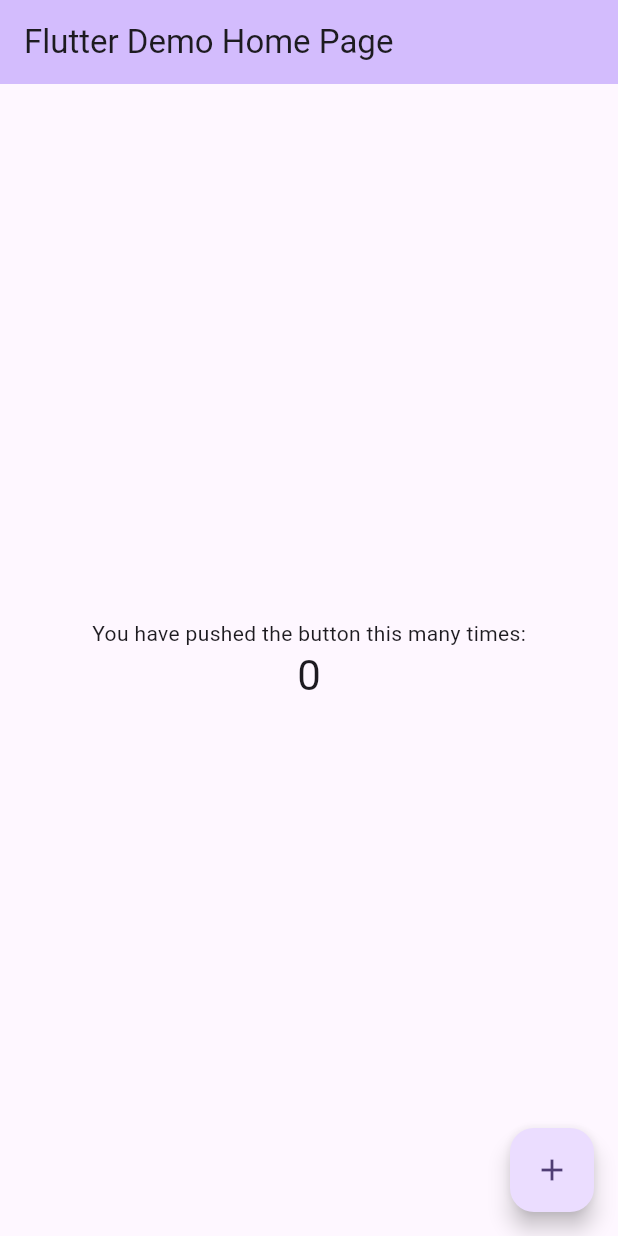
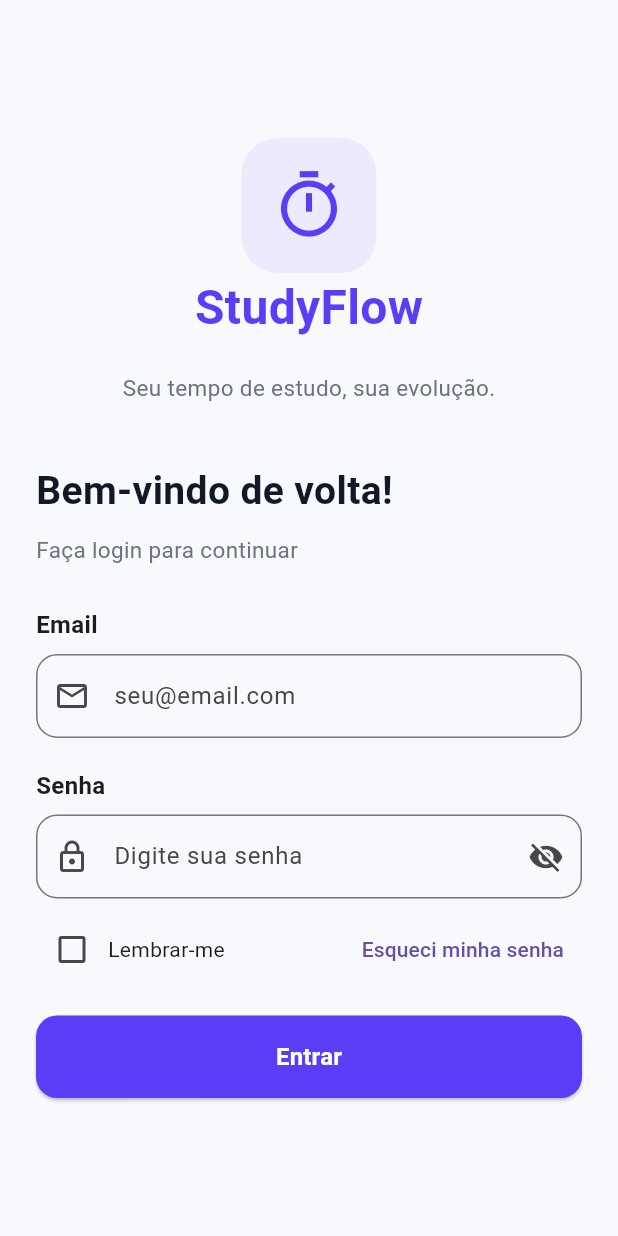
Before and after one commit to Ian-Vitox/AppFlow, a Flutter app: the screen it shows after launch, on a phone screen of 412 x 824 dp. Run offline on Flutter 3.47's test engine with Material 3 defaults, Android fonts, the phone set to English and light mode, and no system bars.

Commit message:
escopo tela de login

```diff
--- a/lib/main.dart
+++ b/lib/main.dart
@@ -1,122 +1,18 @@
 import 'package:flutter/material.dart';
+import 'screens/login_screen.dart';
 
 void main() {
-  runApp(const MyApp());
+  runApp(const StudyFlowApp());
 }
 
-class MyApp extends StatelessWidget {
-  const MyApp({super.key});
+class StudyFlowApp extends StatelessWidget {
+  const StudyFlowApp({super.key});
 
-  // This widget is the root of your application.
   @override
   Widget build(BuildContext context) {
     return MaterialApp(
-      title: 'Flutter Demo',
-      theme: ThemeData(
-        // This is the theme of your application.
-        //
-        // TRY THIS: Try running your application with "flutter run". You'll see
-        // the application has a purple toolbar. Then, without quitting the app,
-        // try changing the seedColor in the colorScheme below to Colors.green
-        // and then invoke "hot reload" (save your changes or press the "hot
-        // reload" button in a Flutter-supported IDE, or press "r" if you used
-        // the command line to start the app).
-        //
-        // Notice that the counter didn't reset back to zero; the application
-        // state is not lost during the reload. To reset the state, use hot
-        // restart instead.
-        //
-        // This works for code too, not just values: Most code changes can be
-        // tested with just a hot reload.
-        colorScheme: .fromSeed(seedColor: Colors.deepPurple),
-      ),
-      home: const MyHomePage(title: 'Flutter Demo Home Page'),
+      debugShowCheckedModeBanner: false,
+      home: LoginScreen(),
     );
   }
 }
-
-class MyHomePage extends StatefulWidget {
-  const MyHomePage({super.key, required this.title});
-
-  // This widget is the home page of your application. It is stateful, meaning
-  // that it has a State object (defined below) that contains fields that affect
-  // how it looks.
-
-  // This class is the configuration for the state. It holds the values (in this
-  // case the title) provided by the parent (in this case the App widget) and
-  // used by the build method of the State. Fields in a Widget subclass are
-  // always marked "final".
-
-  final String title;
-
-  @override
-  State<MyHomePage> createState() => _MyHomePageState();
-}
-
-class _MyHomePageState extends State<MyHomePage> {
-  int _counter = 0;
-
-  void _incrementCounter() {
-    setState(() {
-      // This call to setState tells the Flutter framework that something has
-      // changed in this State, which causes it to rerun the build method below
-      // so that the display can reflect the updated values. If we changed
-      // _counter without calling setState(), then the build method would not be
-      // called again, and so nothing would appear to happen.
-      _counter++;
-    });
-  }
-
-  @override
-  Widget build(BuildContext context) {
-    // This method is rerun every time setState is called, for instance as done
-    // by the _incrementCounter method above.
-    //
-    // The Flutter framework has been optimized to make rerunning build methods
-    // fast, so that you can just rebuild anything that needs updating rather
-    // than having to individually change instances of widgets.
-    return Scaffold(
-      appBar: AppBar(
-        // TRY THIS: Try changing the color here to a specific color (to
-        // Colors.amber, perhaps?) and trigger a hot reload to see the AppBar
-        // change color while the other colors stay the same.
-        backgroundColor: Theme.of(context).colorScheme.inversePrimary,
-        // Here we take the value from the MyHomePage object that was created by
-        // the App.build method, and use it to set our appbar title.
-        title: Text(widget.title),
-      ),
-      body: Center(
-        // Center is a layout widget. It takes a single child and positions it
-        // in the middle of the parent.
-        child: Column(
-          // Column is also a layout widget. It takes a list of children and
-          // arranges them vertically. By default, it sizes itself to fit its
-          // children horizontally, and tries to be as tall as its parent.
-          //
-          // Column has various properties to control how it sizes itself and
-          // how it positions its children. Here we use mainAxisAlignment to
-          // center the children vertically; the main axis here is the vertical
-          // axis because Columns are vertical (the cross axis would be
-          // horizontal).
-          //
-          // TRY THIS: Invoke "debug painting" (choose the "Toggle Debug Paint"
-          // action in the IDE, or press "p" in the console), to see the
-          // wireframe for each widget.
-          mainAxisAlignment: .center,
-          children: [
-            const Text('You have pushed the button this many times:'),
-            Text(
-              '$_counter',
-              style: Theme.of(context).textTheme.headlineMedium,
-            ),
-          ],
-        ),
-      ),
-      floatingActionButton: FloatingActionButton(
-        onPressed: _incrementCounter,
-        tooltip: 'Increment',
-        child: const Icon(Icons.add),
-      ),
-    );
-  }
-}
--- a/lib/screens/login_screen.dart
+++ b/lib/screens/login_screen.dart
@@ -0,0 +1,169 @@
+import 'package:flutter/material.dart';
+
+class LoginScreen extends StatefulWidget {
+  const LoginScreen({super.key});
+
+  @override
+  State<LoginScreen> createState() => _LoginScreenState();
+}
+
+class _LoginScreenState extends State<LoginScreen> {
+  bool ocultarSenha = true;
+  bool lembrarSenha = false;
+  final emailController = TextEditingController();
+  final senhaController = TextEditingController();
+  @override
+  Widget build(BuildContext context) {
+    return Scaffold(
+      backgroundColor:const Color(0xFFF8F9FC),
+      body: Padding(
+        padding: EdgeInsets.all(24),
+        child: Column(
+          mainAxisAlignment: MainAxisAlignment.center,
+          crossAxisAlignment: CrossAxisAlignment.start,
+          children: [
+            Center(
+              child: Container(
+                width: 90,
+                height: 90,
+                decoration: BoxDecoration(
+                  color: Color(0xFFEEEAFE),
+                  borderRadius: BorderRadius.circular(24),
+                ),
+                child: Icon(
+                  Icons.timer_outlined,
+                  size: 50,
+                  color: Color(0xFF5B3DF5),
+                ),
+              ),
+            ),
+            Center(
+              child: Text(
+                'StudyFlow',
+                style: TextStyle(
+                  fontSize: 32,
+                  fontWeight: FontWeight.bold,
+                  color: Color(0xFF5B3DF5),
+                ),
+              ),
+            ),
+            SizedBox(height: 20),
+            Center(
+              child: Text(
+                'Seu tempo de estudo, sua evolução.',
+                style: TextStyle(fontSize: 15, color: Color(0xFF6B7280)),
+              ),
+            ),
+            const SizedBox(height: 40),
+
+            const Text(
+              'Bem-vindo de volta!',
+              style: TextStyle(
+                fontSize: 26,
+                fontWeight: FontWeight.bold,
+                color: Color(0xFF111827),
+              ),
+            ),
+            const SizedBox(height: 10),
+            const Text(
+              'Faça login para continuar',
+              style: TextStyle(fontSize: 15, color: Color(0xFF6B7280)),
+            ),
+            const SizedBox(height: 28),
+            const Text(
+              'Email',
+              style: TextStyle(fontSize: 16, fontWeight: FontWeight.w600),
+            ),
+            const SizedBox(height: 8),
+            TextField(
+              controller: emailController,
+              decoration: InputDecoration(
+                hintText: 'seu@email.com',
+                prefixIcon: Icon(Icons.email_outlined),
+                border: OutlineInputBorder(
+                  borderRadius: BorderRadius.circular(14),
+                ),
+              ),
+            ),
+            const SizedBox(height: 20),
+            const Text(
+              'Senha',
+              style: TextStyle(fontSize: 16, fontWeight: FontWeight.w600),
+            ),
+            const SizedBox(height: 8),
+            TextField(
+              controller: senhaController,
+              decoration: InputDecoration(
+                hintText: 'Digite sua senha',
+                prefixIcon: Icon(Icons.lock_outlined),
+                suffixIcon: IconButton(
+                  icon: Icon(
+                    ocultarSenha ? Icons.visibility_off : Icons.visibility,
+                  ),
+                  onPressed: () {
+                    setState(() {
+                      ocultarSenha = !ocultarSenha;
+                    });
+                  },
+                ),
+                border: OutlineInputBorder(
+                  borderRadius: BorderRadius.circular(14),
+                ),
+              ),
+              obscureText: ocultarSenha,
+            ),
+            const SizedBox(height: 10),
+            Row(
+              children: [
+                Checkbox(
+                  value: lembrarSenha,
+                  onChanged: (value) {
+                    setState(() {
+                      lembrarSenha = value ?? false;
+                    });
+                  },
+                ),
+                const Text('Lembrar-me'),
+                const Spacer(),
+                TextButton(
+                  onPressed: () {},
+                  child: const Text('Esqueci minha senha'),
+                ),
+              ],
+            ),
+            const SizedBox(height: 20),
+            SizedBox(
+              width: double.infinity,
+              height: 55,
+              child: ElevatedButton(
+                style: ElevatedButton.styleFrom(
+                  backgroundColor: Color(0xFF5B3DF5),
+                  foregroundColor: Colors.white,
+                  shape: RoundedRectangleBorder(
+                    borderRadius: BorderRadius.circular(14),
+                  ),
+                ),
+                onPressed: () {
+                  String email = emailController.text;
+                  String senha = senhaController.text;
+                  if (email.isEmpty || senha.isEmpty) {
+                    ScaffoldMessenger.of(context).showSnackBar(
+                      const SnackBar(content: Text('Preencha todos os campos')),
+                    );
+                  } else {
+                    print('Login permitido');
+                  }
+                },
+                // Ação ao pressionar o botão de login
+                child: const Text(
+                  'Entrar',
+                  style: TextStyle(fontSize: 16, fontWeight: FontWeight.w600),
+                ),
+              ),
+            ),
+          ],
+        ),
+      ),
+    );
+  }
+}
```
Also changed, not shown: 1 other file.
